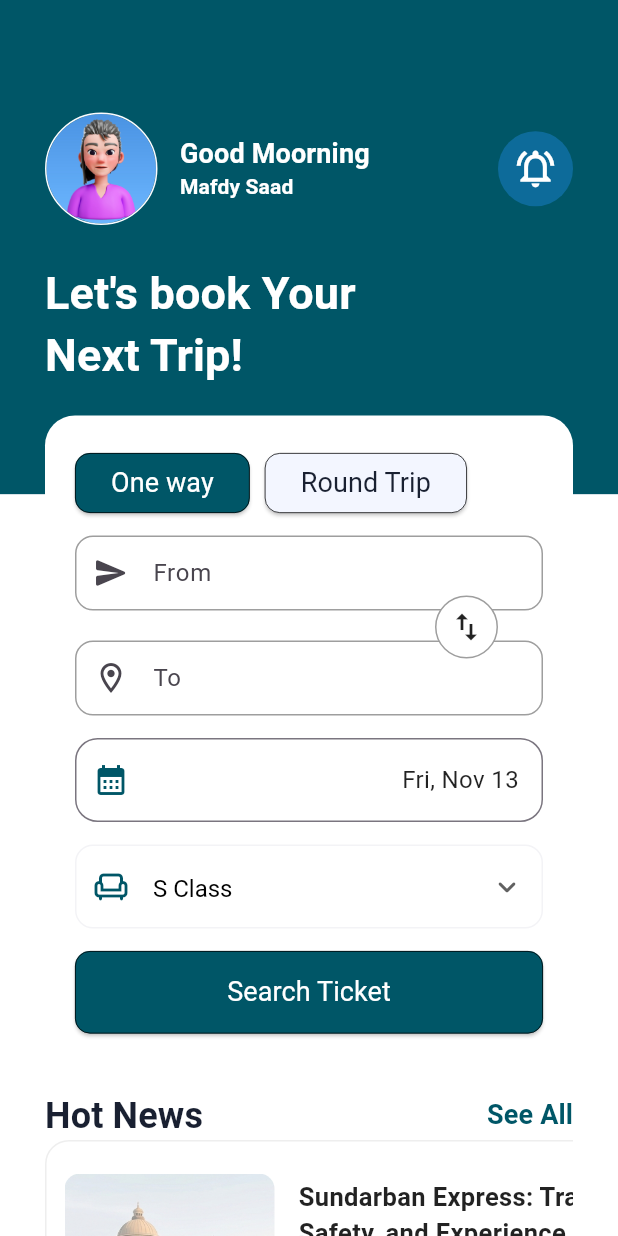
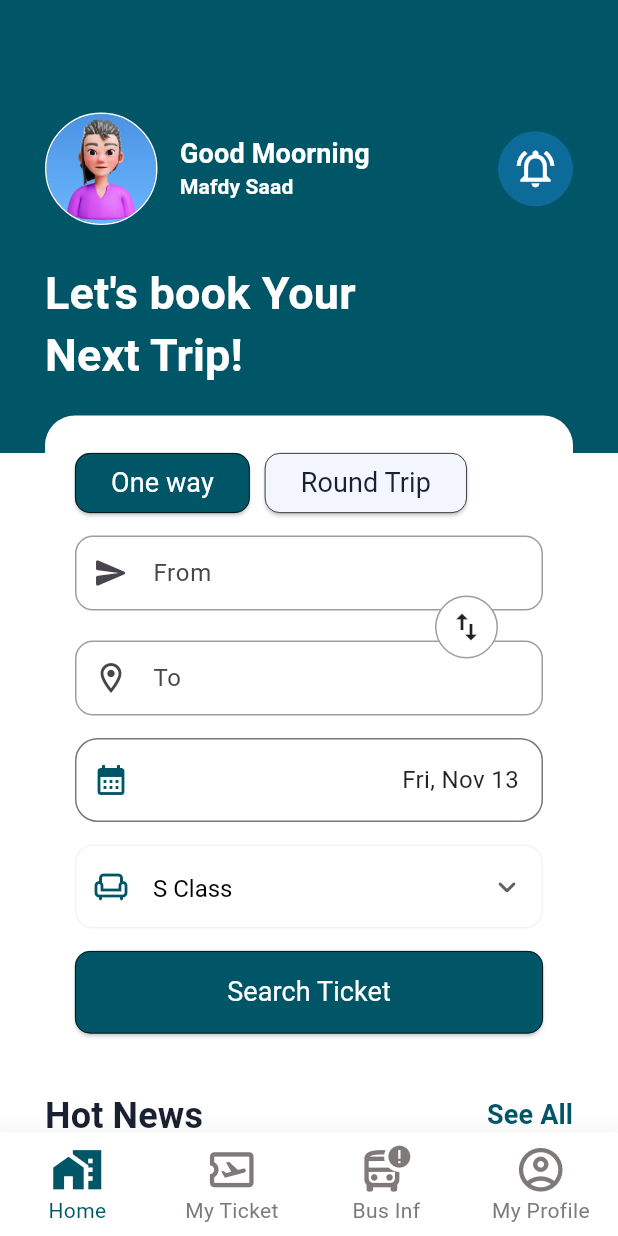
Before and after one commit to Mafdysaad/zajel_run, a Flutter app: the screen it shows after launch, on a phone screen of 412 x 824 dp. Run offline on Flutter 3.47's test engine with Material 3 defaults, Android fonts, the phone set to English and light mode, and no system bars; our stand-ins replace syncfusion_flutter_datepicker; Roboto replaces fonts that are missing (OpenSans).

Commit message:
modifi the app

```diff
--- /dev/null
+++ b/lib/businfo.dart
@@ -0,0 +1,10 @@
+import 'package:flutter/material.dart';
+
+class BusInfo extends StatelessWidget {
+  const new({super.key});
+
+  @override
+  Widget build(BuildContext context) {
+    return SizedBox();
+  }
+}
--- /dev/null
+++ b/lib/homepage.dart
@@ -0,0 +1,51 @@
+import 'package:flutter/material.dart';
+import 'package:zajel_run/core/const/colors/colors_app.dart' show ColorsApp;
+import 'package:zajel_run/core/utils/fontStryle.dart';
+import 'package:zajel_run/customappbar.dart';
+import 'package:zajel_run/widgets/advertisements.dart';
+import 'package:zajel_run/widgets/reservationCard.dart';
+
+class Homepage extends StatelessWidget {
+  const new({super.key});
+
+  @override
+  Widget build(BuildContext context) {
+    return Padding(
+      padding: const EdgeInsets.symmetric(horizontal: 30),
+      child: Column(
+        crossAxisAlignment: CrossAxisAlignment.start,
+        children: [
+          const SizedBox(height: 75),
+          Customappbar(),
+          const SizedBox(height: 25),
+          Text(
+            "Let's book Your \nNext Trip!",
+            style: Fontstyle.openSansBold19.copyWith(fontSize: 30),
+          ),
+          const SizedBox(height: 20),
+          Reservationcard(),
+          Row(
+            children: [
+              Text(
+                'Hot News',
+                style: Fontstyle.openSansBold19.copyWith(
+                  color: Color(ColorsApp.blackColor),
+                  fontSize: 24,
+                ),
+              ),
+              Spacer(),
+              Text(
+                'See All',
+                style: Fontstyle.openSansBold19.copyWith(
+                  color: Color(ColorsApp.appBarColor),
+                  fontSize: 18,
+                ),
+              ),
+            ],
+          ),
+          Advertisements(),
+        ],
+      ),
+    );
+  }
+}
--- a/lib/myhomepage.dart
+++ b/lib/myhomepage.dart
@@ -1,67 +1,66 @@
 import 'package:flutter/material.dart';
+import 'package:zajel_run/businfo.dart';
+import 'package:zajel_run/core/const/colors/colors_app.dart';
 
-import 'package:zajel_run/core/const/colors/colors_app.dart';
-import 'package:zajel_run/core/utils/fontStryle.dart';
-import 'package:zajel_run/customappbar.dart';
+import 'package:zajel_run/homepage.dart';
+import 'package:zajel_run/myprofile.dart';
+import 'package:zajel_run/myticet.dart';
 
-import 'package:zajel_run/widgets/BookingDateField.dart';
-import 'package:zajel_run/widgets/CustomTextField.dart';
-import 'package:zajel_run/widgets/advertisements.dart';
 import 'package:zajel_run/widgets/background.dart';
 
-import 'package:zajel_run/widgets/custom_buttom.dart';
-import 'package:zajel_run/widgets/drop_down.dart';
-import 'package:zajel_run/widgets/reservationCard.dart';
-
-class MyHomePage extends StatelessWidget {
+class MyHomePage extends StatefulWidget {
   const MyHomePage({super.key});
 
+  @override
+  State<MyHomePage> createState() => _MyHomePageState();
+}
+
+class _MyHomePageState extends State<MyHomePage> {
+  List<Widget> pages = [
+    const Homepage(),
+    const MyTeicet(),
+    const BusInfo(),
+    const MyProfile(),
+  ];
+  int currenIndex = 0;
   @override
   Widget build(BuildContext context) {
     return Scaffold(
       extendBodyBehindAppBar: true,
-      body: Background(
-        ciled: Padding(
-          padding: const EdgeInsets.symmetric(horizontal: 30),
-          child: Column(
-            crossAxisAlignment: CrossAxisAlignment.start,
-            children: [
-              const SizedBox(height: 75),
-
-              Customappbar(),
-
-              const SizedBox(height: 25),
-
-              Text(
-                "Let's book Your \nNext Trip!",
-                style: Fontstyle.openSansBold19.copyWith(fontSize: 30),
-              ),
-
-              const SizedBox(height: 20),
-              Reservationcard(),
-              Row(
-                children: [
-                  Text(
-                    'Hot News',
-                    style: Fontstyle.openSansBold19.copyWith(
-                      color: Color(ColorsApp.blackColor),
-                      fontSize: 24,
-                    ),
-                  ),
-                  Spacer(),
-                  Text(
-                    'See All',
-                    style: Fontstyle.openSansBold19.copyWith(
-                      color: Color(ColorsApp.appBarColor),
-                      fontSize: 18,
-                    ),
-                  ),
-                ],
-              ),
-              Advertisements(),
-            ],
+      body: Background(ciled: pages[currenIndex]),
+      bottomNavigationBar: BottomNavigationBar(
+        onTap: (index) {
+          setState(() {
+            currenIndex = index;
+          });
+        },
+        type: BottomNavigationBarType.fixed,
+        currentIndex: currenIndex,
+        elevation: 20,
+        backgroundColor: Color(ColorsApp.bodyColor),
+        selectedItemColor: Color(ColorsApp.appBarColor),
+        selectedFontSize: 14,
+        selectedIconTheme: IconThemeData(size: 35),
+        unselectedFontSize: 14,
+        unselectedIconTheme: IconThemeData(size: 35),
+        unselectedItemColor: Color(ColorsApp.grayColor),
+        unselectedLabelStyle: TextStyle(color: Color(ColorsApp.grayColor)),
+        showUnselectedLabels: true,
+        items: [
+          BottomNavigationBarItem(icon: Icon(Icons.home_work), label: 'Home'),
+          BottomNavigationBarItem(
+            icon: Icon(Icons.airplane_ticket_outlined),
+            label: 'My Ticket',
           ),
-        ),
+          BottomNavigationBarItem(
+            icon: Icon(Icons.bus_alert_outlined),
+            label: 'Bus Inf',
+          ),
+          BottomNavigationBarItem(
+            icon: Icon(Icons.account_circle_outlined),
+            label: 'My Profile',
+          ),
+        ],
       ),
     );
   }
--- /dev/null
+++ b/lib/myprofile.dart
@@ -0,0 +1,10 @@
+import 'package:flutter/material.dart';
+
+class MyProfile extends StatelessWidget {
+  const new({super.key});
+
+  @override
+  Widget build(BuildContext context) {
+    return const SizedBox();
+  }
+}
--- /dev/null
+++ b/lib/myticet.dart
@@ -0,0 +1,10 @@
+import 'package:flutter/material.dart';
+
+class MyTeicet extends StatelessWidget {
+  const new({super.key});
+
+  @override
+  Widget build(BuildContext context) {
+    return Column(children: []);
+  }
+}
--- a/lib/widgets/background.dart
+++ b/lib/widgets/background.dart
@@ -23,7 +23,7 @@ class Background extends StatelessWidget {
             ],
           ),
         ),
-        Positioned.fill(child: ciled),
+        Positioned.fill(child: SingleChildScrollView(child: ciled)),
       ],
     );
   }
```
